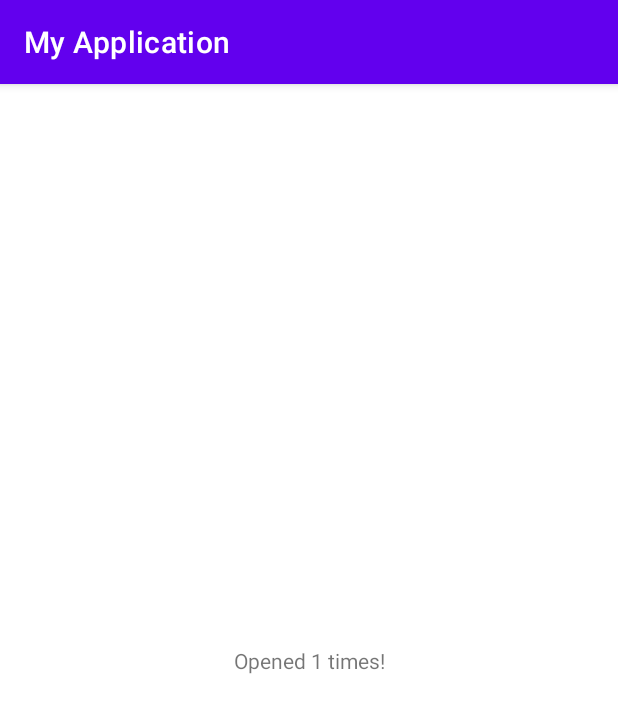
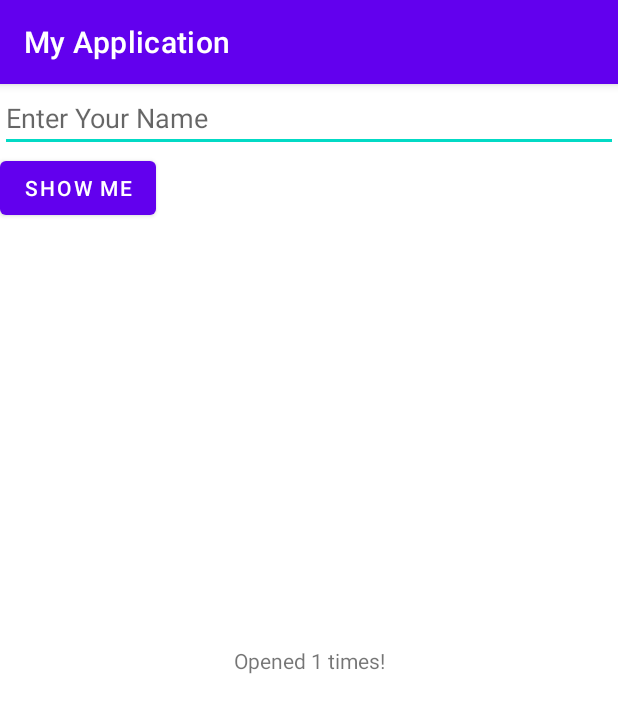
Before and after one commit to meet18091998/Mobile-Computing-Winter-2022-Tutorials, an Android app: the screen it shows after launch (MainActivity), on a phone screen of 412 x 824 dp. Shown: the top 713 px of the screen. Run offline under Robolectric (Android 15) with nearby library versions, the phone set to English and light mode, and no system bars.

Commit message:
Added Explicit Content, with data sharing.

```diff
--- a/app/src/main/AndroidManifest.xml
+++ b/app/src/main/AndroidManifest.xml
@@ -10,6 +10,9 @@
         android:supportsRtl="true"
         android:theme="@style/Theme.MyApplication">
         <activity
+            android:name=".ShowMyName"
+            android:exported="false" />
+        <activity
             android:name=".MainActivity"
             android:exported="true">
             <intent-filter>
--- a/app/src/main/res/layout/activity_main.xml
+++ b/app/src/main/res/layout/activity_main.xml
@@ -16,4 +16,21 @@
         app:layout_constraintRight_toRightOf="parent"
         app:layout_constraintTop_toTopOf="parent" />
 
+    <EditText
+        android:id="@+id/my_name"
+        app:layout_constraintTop_toTopOf="parent"
+        app:layout_constraintLeft_toLeftOf="parent"
+        android:layout_width="match_parent"
+        android:layout_height="wrap_content"
+        android:hint="Enter Your Name"/>
+
+    <Button
+        android:id="@+id/show_me"
+        android:layout_width="wrap_content"
+        android:layout_height="wrap_content"
+        android:text="Show Me"
+        app:layout_constraintTop_toBottomOf="@id/my_name"
+        app:layout_constraintLeft_toLeftOf="parent"/>
+
+
 </androidx.constraintlayout.widget.ConstraintLayout>
```
Also changed, not shown: app/src/main/java/com/mc2022/template/MainActivity.java (+16 -0 lines), app/src/main/java/com/mc2022/template/ShowMyName.java (added, +21 -0 lines), app/src/main/res/layout/activity_show_my_name.xml (added, +16 -0 lines).
